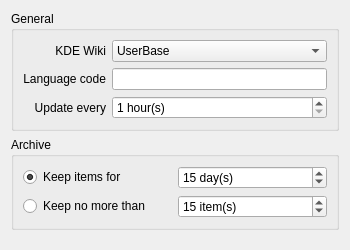
Above: contents/ui/config.ui from Caig/kde-plasmoid-wikisentinel before the change. Below: the same form after it.
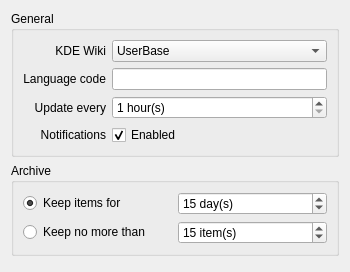
That is the form after the change.

Commit message: notifications configuration option added

```diff
--- a/contents/ui/config.ui
+++ b/contents/ui/config.ui
@@ -7,7 +7,7 @@
     <x>0</x>
     <y>0</y>
     <width>350</width>
-    <height>250</height>
+    <height>272</height>
    </rect>
   </property>
   <layout class="QVBoxLayout" name="verticalLayout">
@@ -81,6 +81,26 @@
         </property>
        </widget>
       </item>
+      <item row="3" column="0">
+       <widget class="QLabel" name="label_4">
+        <property name="text">
+         <string>Notifications</string>
+        </property>
+        <property name="alignment">
+         <set>Qt::AlignRight|Qt::AlignTrailing|Qt::AlignVCenter</set>
+        </property>
+       </widget>
+      </item>
+      <item row="3" column="1">
+       <widget class="QCheckBox" name="kcfg_enabledNotifications">
+        <property name="text">
+         <string>Enabled</string>
+        </property>
+        <property name="checked">
+         <bool>true</bool>
+        </property>
+       </widget>
+      </item>
      </layout>
     </widget>
    </item>
```
The commit also changes 6 other files.
